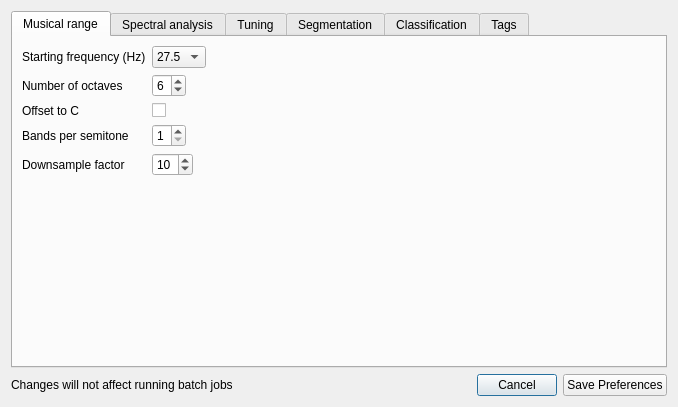
Before: the Qt Designer form prefsdialog.ui in ibsh/is_KeyFinder, drawn with Qt 5.
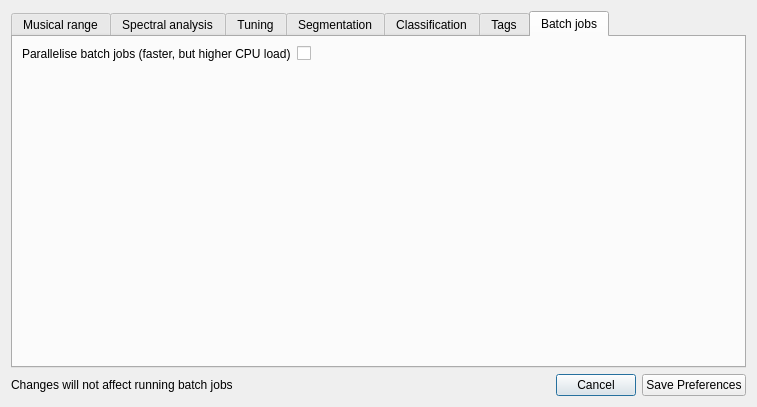
After: the same form once the commit is applied. The open tabs and pages were chosen to show the change.

Commit message: Parallel batch jobs optional

What changed in the file:
```diff
--- a/prefsdialog.ui
+++ b/prefsdialog.ui
@@ -9,7 +9,7 @@
    <rect>
     <x>0</x>
     <y>0</y>
-    <width>678</width>
+    <width>757</width>
     <height>407</height>
    </rect>
   </property>
@@ -1642,6 +1642,30 @@
        </item>
       </layout>
      </widget>
+     <widget class="QWidget" name="tab6batch">
+      <attribute name="title">
+       <string>Batch jobs</string>
+      </attribute>
+      <layout class="QFormLayout" name="formLayout_7">
+       <property name="fieldGrowthPolicy">
+        <enum>QFormLayout::FieldsStayAtSizeHint</enum>
+       </property>
+       <item row="0" column="0">
+        <widget class="QLabel" name="lbl_parallelBatchJobs">
+         <property name="text">
+          <string>Parallelise batch jobs (faster, but higher CPU load)</string>
+         </property>
+        </widget>
+       </item>
+       <item row="0" column="1">
+        <widget class="QCheckBox" name="parallelBatchJobs">
+         <property name="text">
+          <string/>
+         </property>
+        </widget>
+       </item>
+      </layout>
+     </widget>
     </widget>
    </item>
    <item>
```
Left out of the diff: 20 changed lines with no effect on the pictures. The commit also changes 6 other files.
